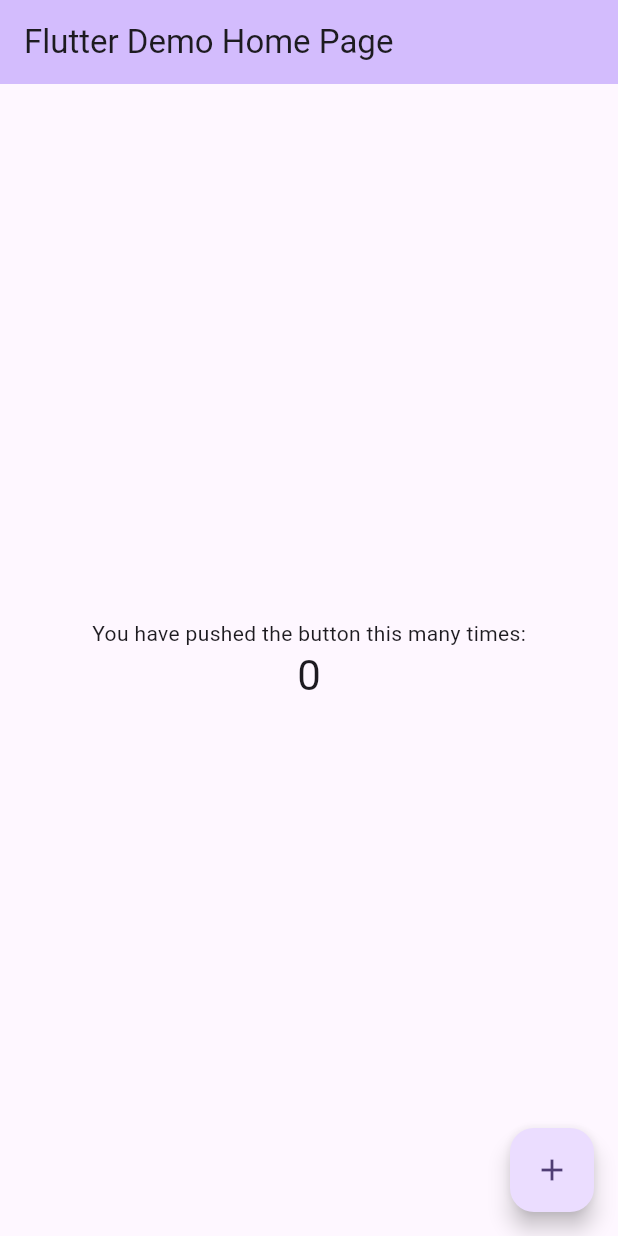
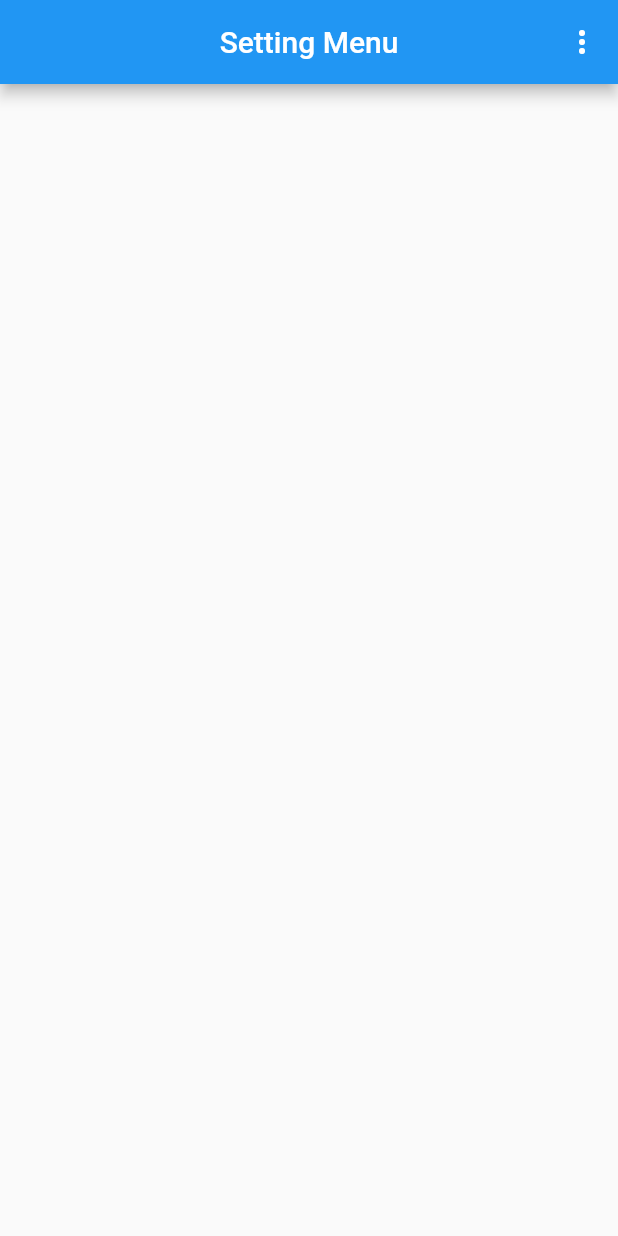
Before and after one commit to Abdullah272056/popup_menu, a Flutter app: the screen it shows after launch, on a phone screen of 412 x 824 dp. Run offline on Flutter 3.47's test engine with Material 2 defaults, Android fonts, the phone set to English and light mode, and no system bars; our stand-ins replace fluttertoast.

Commit message:
menu item functionality done

```diff
--- /dev/null
+++ b/lib/data/menu_items.dart
@@ -0,0 +1,31 @@
+import 'package:flutter/material.dart';
+
+import '../model/menu_item.dart';
+
+class MenuItems{
+
+  static const List<MenuItem> itemFirst=[
+    itemSetting,
+    itemShare
+  ] ;
+
+  static const List<MenuItem> itemSecond=[
+    itemSignOut,
+  ] ;
+
+  static const itemSetting=MenuItem(
+      text: 'Settings',
+      icon:Icons.settings
+  );
+
+
+  static const itemShare=MenuItem(
+      text: 'Share',
+      icon:Icons.share
+  );
+
+  static const itemSignOut=MenuItem(
+      text: 'Sign Out',
+      icon:Icons.logout_outlined
+  );
+}
--- a/lib/main.dart
+++ b/lib/main.dart
@@ -1,4 +1,8 @@
 import 'package:flutter/material.dart';
+import 'package:fluttertoast/fluttertoast.dart';
+
+import 'data/menu_items.dart';
+import 'model/menu_item.dart';
 
 void main() {
   runApp(const MyApp());
@@ -10,43 +14,17 @@ class MyApp extends StatelessWidget {
   // This widget is the root of your application.
   @override
   Widget build(BuildContext context) {
+
     return MaterialApp(
-      title: 'Flutter Demo',
-      theme: ThemeData(
-        // This is the theme of your application.
-        //
-        // TRY THIS: Try running your application with "flutter run". You'll see
-        // the application has a blue toolbar. Then, without quitting the app,
-        // try changing the seedColor in the colorScheme below to Colors.green
-        // and then invoke "hot reload" (save your changes or press the "hot
-        // reload" button in a Flutter-supported IDE, or press "r" if you used
-        // the command line to start the app).
-        //
-        // Notice that the counter didn't reset back to zero; the application
-        // state is not lost during the reload. To reset the state, use hot
-        // restart instead.
-        //
-        // This works for code too, not just values: Most code changes can be
-        // tested with just a hot reload.
-        colorScheme: ColorScheme.fromSeed(seedColor: Colors.deepPurple),
-        useMaterial3: true,
-      ),
-      home: const MyHomePage(title: 'Flutter Demo Home Page'),
+      debugShowCheckedModeBanner: false,
+
+      home: const MyHomePage(title: 'Setting Menu'),
     );
   }
 }
 
 class MyHomePage extends StatefulWidget {
   const MyHomePage({super.key, required this.title});
-
-  // This widget is the home page of your application. It is stateful, meaning
-  // that it has a State object (defined below) that contains fields that affect
-  // how it looks.
-
-  // This class is the configuration for the state. It holds the values (in this
-  // case the title) provided by the parent (in this case the App widget) and
-  // used by the build method of the State. Fields in a Widget subclass are
-  // always marked "final".
 
   final String title;
 
@@ -55,71 +33,75 @@ class MyHomePage extends StatefulWidget {
 }
 
 class _MyHomePageState extends State<MyHomePage> {
-  int _counter = 0;
-
-  void _incrementCounter() {
-    setState(() {
-      // This call to setState tells the Flutter framework that something has
-      // changed in this State, which causes it to rerun the build method below
-      // so that the display can reflect the updated values. If we changed
-      // _counter without calling setState(), then the build method would not be
-      // called again, and so nothing would appear to happen.
-      _counter++;
-    });
-  }
 
   @override
   Widget build(BuildContext context) {
-    // This method is rerun every time setState is called, for instance as done
-    // by the _incrementCounter method above.
-    //
-    // The Flutter framework has been optimized to make rerunning build methods
-    // fast, so that you can just rebuild anything that needs updating rather
-    // than having to individually change instances of widgets.
+
     return Scaffold(
       appBar: AppBar(
-        // TRY THIS: Try changing the color here to a specific color (to
-        // Colors.amber, perhaps?) and trigger a hot reload to see the AppBar
-        // change color while the other colors stay the same.
-        backgroundColor: Theme.of(context).colorScheme.inversePrimary,
-        // Here we take the value from the MyHomePage object that was created by
-        // the App.build method, and use it to set our appbar title.
         title: Text(widget.title),
+        centerTitle: true,
+        actions:[
+          PopupMenuButton<MenuItem>(
+            onSelected: (item)=>onSelected(context,item),
+            itemBuilder: (context)=>[
+                ...MenuItems.itemFirst.map(buildItem).toList(),
+              PopupMenuDivider(height: 2,),
+              ...MenuItems.itemSecond.map(buildItem).toList(),
+            ],
+          )
+        ],
       ),
       body: Center(
-        // Center is a layout widget. It takes a single child and positions it
-        // in the middle of the parent.
+
         child: Column(
-          // Column is also a layout widget. It takes a list of children and
-          // arranges them vertically. By default, it sizes itself to fit its
-          // children horizontally, and tries to be as tall as its parent.
-          //
-          // Column has various properties to control how it sizes itself and
-          // how it positions its children. Here we use mainAxisAlignment to
-          // center the children vertically; the main axis here is the vertical
-          // axis because Columns are vertical (the cross axis would be
-          // horizontal).
-          //
-          // TRY THIS: Invoke "debug painting" (choose the "Toggle Debug Paint"
-          // action in the IDE, or press "p" in the console), to see the
-          // wireframe for each widget.
+
           mainAxisAlignment: MainAxisAlignment.center,
           children: <Widget>[
-            const Text(
-              'You have pushed the button this many times:',
-            ),
-            Text(
-              '$_counter',
-              style: Theme.of(context).textTheme.headlineMedium,
-            ),
+
           ],
         ),
       ),
-      floatingActionButton: FloatingActionButton(
-        onPressed: _incrementCounter,
-        tooltip: 'Increment',
-        child: const Icon(Icons.add),
-      ), // This trailing comma makes auto-formatting nicer for build methods.
     );
   }
+
+  PopupMenuItem<MenuItem>buildItem(MenuItem item)=>PopupMenuItem(
+      value: item,
+      child:Row(
+    children: [
+      Icon(item.icon,size: 18,color: Colors.black,),
+      SizedBox(width: 10,),
+      Text(item.text)
+    ],
+  ));
+
+  onSelected(BuildContext context, MenuItem item) {
+    switch(item){
+      case MenuItems.itemSetting:
+        //click setting item
+        showToast("Setting item click");
+        break;
+      case MenuItems.itemShare:
+      //click Share item
+        showToast("Share item click");
+        break;
+      case MenuItems.itemSignOut:
+      //click setting item
+        showToast("SignOut item click");
+        break;
+    }
+  }
+
+  showToast(String text){
+    Fluttertoast.showToast(
+        msg: text,
+        toastLength: Toast.LENGTH_SHORT,
+        gravity: ToastGravity.CENTER,
+        timeInSecForIosWeb: 1,
+        backgroundColor: Colors.white,
+        textColor: Colors.black,
+        fontSize: 16.0
+    );
+  }
+
 }
--- /dev/null
+++ b/lib/model/menu_item.dart
@@ -0,0 +1,8 @@
+import 'package:flutter/cupertino.dart';
+
+class MenuItem{
+final String text;
+final IconData icon;
+
+const MenuItem({required this.text, required this.icon});
+}
--- a/pubspec.yaml
+++ b/pubspec.yaml
@@ -35,6 +35,7 @@ dependencies:
   # The following adds the Cupertino Icons font to your application.
   # Use with the CupertinoIcons class for iOS style icons.
   cupertino_icons: ^1.0.2
+  fluttertoast: ^8.2.2
 
 dev_dependencies:
   flutter_test:
```
Also changed, not shown: pubspec.lock, 1 other file.
